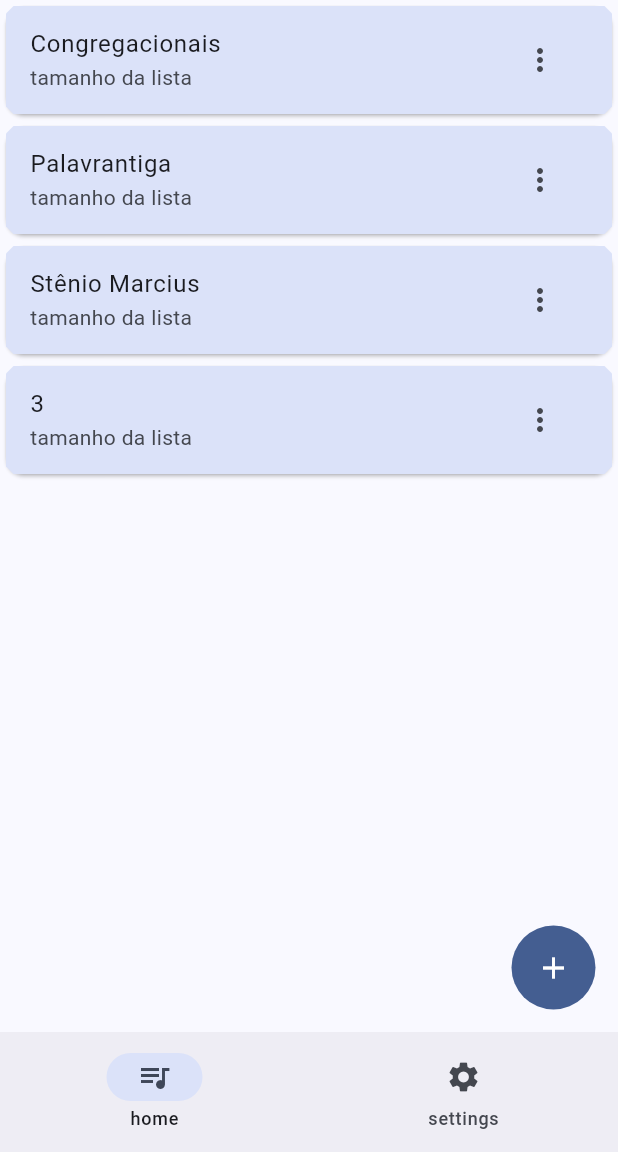
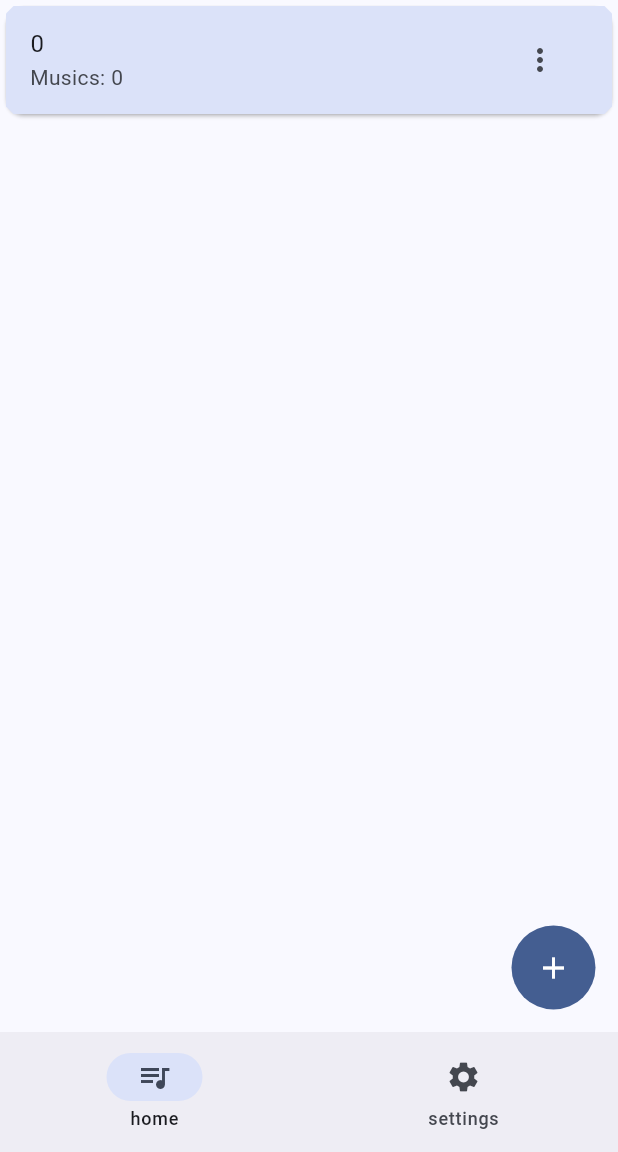
Before and after one commit to wisegriffin/organizador-repertorios, a Flutter app: the screen it shows after launch, after a tap on the "add" icon, on a phone screen of 412 x 824 dp, the part 84-1236 px from its top. Run offline on Flutter 3.47's test engine with Material 3 defaults, Android fonts, the phone set to English and light mode, and no system bars.

Commit message:
repertory model added

```diff
--- a/lib/app.dart
+++ b/lib/app.dart
@@ -1,5 +1,5 @@
 import 'package:flutter/material.dart';
-import 'view/pages/main_page.dart';
+import 'views/pages/main_page.dart';
 
 class App extends StatelessWidget {
   const App({super.key});
--- /dev/null
+++ b/lib/models/repertory.dart
@@ -0,0 +1,6 @@
+class Repertory {
+  Repertory({required this.name, required this.musics});
+
+  final String name;
+  final List<String> musics;
+}
--- a/lib/viewmodel/lists_page_viewmodel.dart
+++ /dev/null
@@ -1,10 +0,0 @@
-import 'package:flutter/foundation.dart';
-
-class ListsPageViewModel with ChangeNotifier {
-  final repertories = ['Congregacionais', 'Palavrantiga', 'Stênio Marcius'];
-
-  void addRepertory(String name) {
-    repertories.add(name);
-    notifyListeners();
-  }
-}
--- /dev/null
+++ b/lib/viewmodels/lists_page_viewmodel.dart
@@ -0,0 +1,15 @@
+import 'package:flutter/foundation.dart';
+import 'package:organizador_repertorios/models/repertory.dart';
+
+class ListsPageViewModel with ChangeNotifier {
+  final List<Repertory> repertories = [];
+
+  void addRepertory(String name) {
+    repertories.add(Repertory(name: name, musics: List.empty(growable: true)));
+    notifyListeners();
+  }
+
+  Repertory? getRepertoryByIndex(int index) {
+    return repertories.isEmpty ? null : repertories[index];
+  }
+}
--- a/lib/view/pages/lists_page.dart
+++ b/lib/views/pages/lists_page.dart
@@ -1,7 +1,8 @@
 import 'package:flutter/material.dart';
 import 'package:provider/provider.dart';
-import 'package:organizador_repertorios/viewmodel/lists_page_viewmodel.dart';
-import 'package:organizador_repertorios/view/widgets/repertory_list_item.dart';
+import 'package:organizador_repertorios/viewmodels/lists_page_viewmodel.dart';
+import 'package:organizador_repertorios/views/widgets/repertory_list_item.dart';
+import 'package:organizador_repertorios/views/widgets/empty_list_message.dart';
 
 class ListsPage extends StatelessWidget {
   const ListsPage({super.key});
@@ -17,20 +18,21 @@ class ListsPage extends StatelessWidget {
 }
 
 class _ListsPage extends StatelessWidget {
-
-
   @override
   Widget build(BuildContext context) {
     final viewmodel = context.watch<ListsPageViewModel>();
     return Stack(
       children: [
-        Expanded(
-          child: ListView.builder(
-            itemCount: viewmodel.repertories.length,
-            itemBuilder: (context, index) =>
-                RepertoryListItem(title: viewmodel.repertories[index]),
-          ),
+        SizedBox.expand(
+          child: viewmodel.repertories.isNotEmpty
+              ? ListView.builder(
+                  itemCount: viewmodel.repertories.length,
+                  itemBuilder: (context, index) =>
+                      RepertoryListItem(viewmodel.getRepertoryByIndex(index)!),
+                )
+              : SizedBox.shrink(),
         ),
+        if (viewmodel.repertories.isEmpty) EmptyListMessage(),
         Container(
           alignment: Alignment.bottomRight,
           padding: EdgeInsets.all(15),
--- a/lib/view/pages/main_page.dart
+++ b/lib/views/pages/main_page.dart
@@ -1,5 +1,5 @@
 import 'package:flutter/material.dart';
-import 'package:organizador_repertorios/view/pages/lists_page.dart';
+import 'package:organizador_repertorios/views/pages/lists_page.dart';
 
 class MainPage extends StatefulWidget {
   const MainPage({super.key});
--- /dev/null
+++ b/lib/views/widgets/empty_list_message.dart
@@ -0,0 +1,15 @@
+import 'package:flutter/material.dart';
+
+class EmptyListMessage extends StatelessWidget {
+  const EmptyListMessage({super.key});
+
+  @override
+  Widget build(BuildContext context) {
+    return Center(
+      child: Text(
+        'Empty. Try adding repertories',
+        style: TextStyle(color: Theme.of(context).colorScheme.outlineVariant),
+      ),
+    );
+  }
+}
--- a/lib/view/widgets/repertory_list_item.dart
+++ b/lib/views/widgets/repertory_list_item.dart
@@ -1,18 +1,19 @@
 import 'package:flutter/material.dart';
+import 'package:organizador_repertorios/models/repertory.dart';
 
 class RepertoryListItem extends StatelessWidget {
-  const RepertoryListItem({super.key, required this.title});
+  const RepertoryListItem(this._repertory, {super.key});
 
-  final String title;
+  final Repertory _repertory;
 
   @override
   Widget build(BuildContext context) {
     return Card(
       child: ListTile(
-        title: Text(title),
+        title: Text(_repertory.name),
         tileColor: Theme.of(context).colorScheme.secondaryContainer,
         shape: BeveledRectangleBorder(borderRadius: BorderRadius.circular(5)),
-        subtitle: Text('tamanho da lista'),
+        subtitle: Text('Musics: ${_repertory.musics.length}'),
 
         // TODO: Handle trailing button OnPressed
         trailing: IconButton(
```
